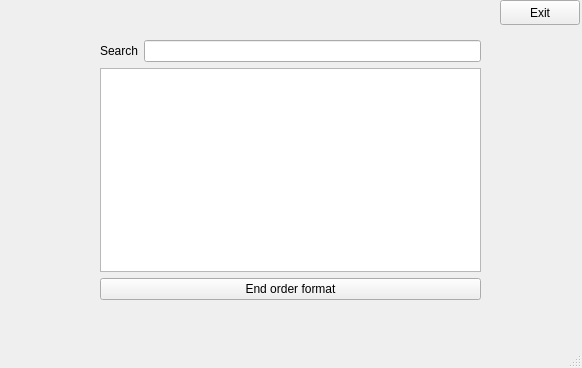
First picture: the form in Project/mainwindow.ui, repository icefantik/Course_project, before the edit.
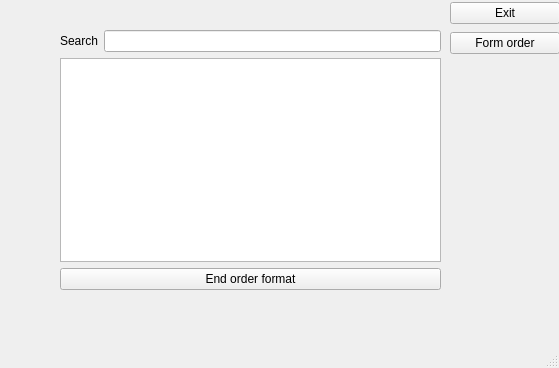
Second picture: the form after the edit.

What changed in the file:
```diff
--- a/Project/mainwindow.ui
+++ b/Project/mainwindow.ui
@@ -6,7 +6,7 @@
    <rect>
     <x>0</x>
     <y>0</y>
-    <width>582</width>
+    <width>559</width>
     <height>368</height>
    </rect>
   </property>
@@ -14,24 +14,11 @@
    <string>MainWindow</string>
   </property>
   <widget class="QWidget" name="centralwidget">
-   <widget class="QPushButton" name="pushButton">
+   <widget class="QWidget" name="layoutWidget">
     <property name="geometry">
      <rect>
-      <x>500</x>
-      <y>0</y>
-      <width>80</width>
-      <height>25</height>
-     </rect>
-    </property>
-    <property name="text">
-     <string>Exit</string>
-    </property>
-   </widget>
-   <widget class="QWidget" name="">
-    <property name="geometry">
-     <rect>
-      <x>100</x>
-      <y>40</y>
+      <x>60</x>
+      <y>30</y>
       <width>381</width>
       <height>260</height>
      </rect>
@@ -67,6 +54,32 @@
      </item>
     </layout>
    </widget>
+   <widget class="QWidget" name="layoutWidget">
+    <property name="geometry">
+     <rect>
+      <x>450</x>
+      <y>0</y>
+      <width>110</width>
+      <height>58</height>
+     </rect>
+    </property>
+    <layout class="QVBoxLayout" name="verticalLayout_3">
+     <item>
+      <widget class="QPushButton" name="pushButton">
+       <property name="text">
+        <string>Exit</string>
+       </property>
+      </widget>
+     </item>
+     <item>
+      <widget class="QPushButton" name="pushButton_2">
+       <property name="text">
+        <string>Form order</string>
+       </property>
+      </widget>
+     </item>
+    </layout>
+   </widget>
   </widget>
   <widget class="QMenuBar" name="menubar">
    <property name="geometry">
```
Left out of the diff: 4 changed lines with no effect on the pictures.
